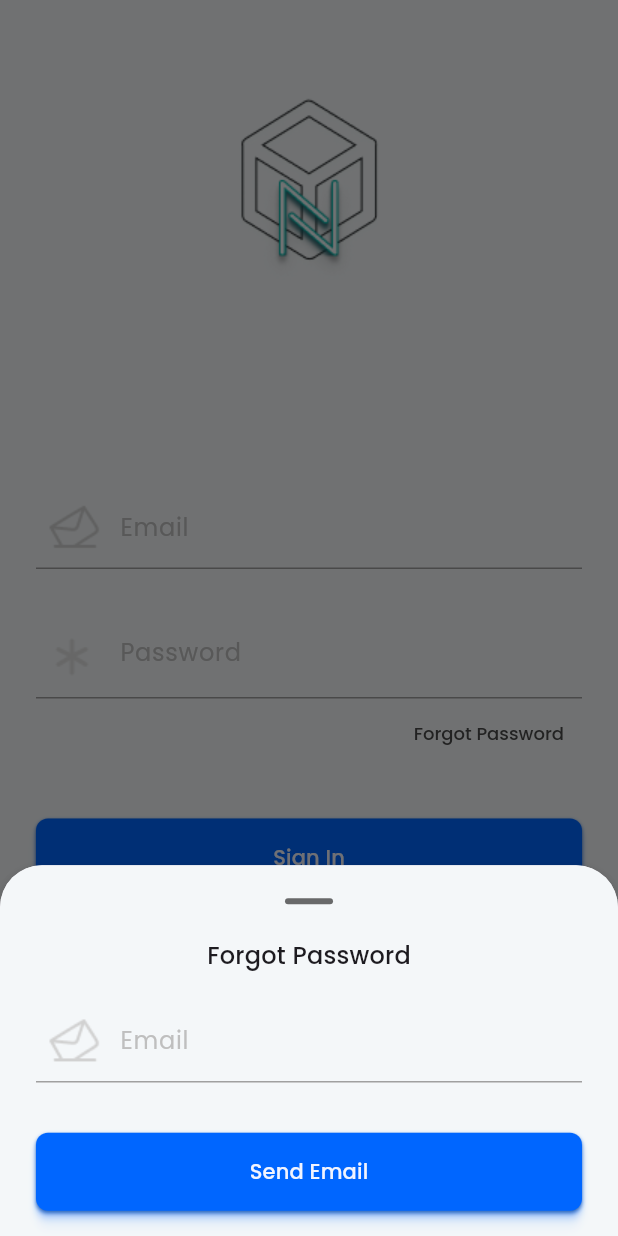
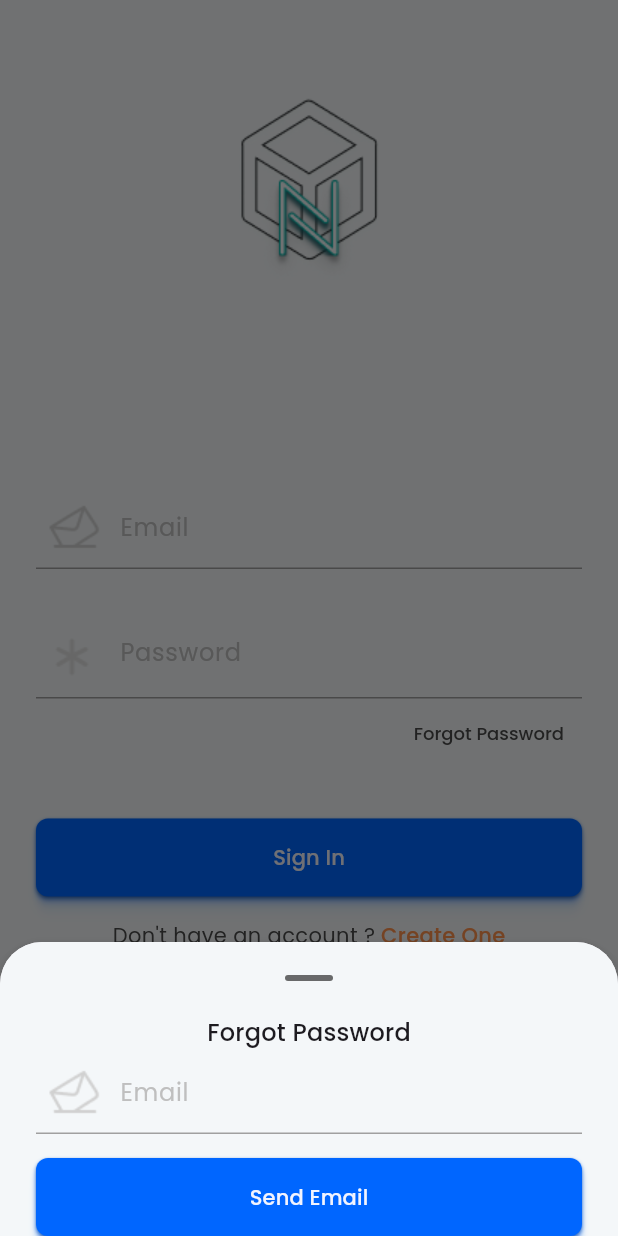
Before and after one commit to m-emrec/nfc_box, a Flutter app: the screen it shows after launch, after a tap on "Forgot Password", on a phone screen of 412 x 824 dp. Run offline on Flutter 3.47's test engine with Material 3 defaults, Android fonts, the phone set to English and light mode, and no system bars; drawn by our look-alikes of toastification; our stand-ins replace cloud_firestore, email_validator, firebase_auth, firebase_core, flutter_markdown, flutter_riverpod and 6 more; missing offline and left inert: ticker_text; accounts and stored records are empty; project files that could hold a hidden picture were left out.

Commit message:
Fix: CustomBottomSheet responsivenes problem fixed

```diff
--- a/lib/core/utils/widgets/custom_bottom_sheet.dart
+++ b/lib/core/utils/widgets/custom_bottom_sheet.dart
@@ -1,6 +1,5 @@
 import 'package:flutter/material.dart';
 import 'package:go_router/go_router.dart';
-import 'package:nfc_box/logger.dart';
 
 import '../../constants/colors.dart';
 import '../../extensions/context_extension.dart';
@@ -40,19 +39,24 @@ class _CustomBottomSheetState extends State<CustomBottomSheet>
   @override
   Widget build(BuildContext context) {
     return BottomSheet(
-      dragHandleColor: _properties.handleColor,
-      backgroundColor: widget.backgroundColor ?? _properties.backgroundColor,
+      dragHandleColor: _utils.handleColor,
+      backgroundColor: widget.backgroundColor ?? _utils.backgroundColor,
       onClosing: () {
         context.pop();
       },
-      shadowColor: _properties.shadowColor,
+      shadowColor: _utils.shadowColor,
       elevation: 5,
       showDragHandle: true,
       enableDrag: true,
-      animationController: _properties._animationController,
-      constraints: _properties.constraints(context),
+      animationController: _utils._animationController,
+      // constraints: _utils.constraints(context),
       builder: (context) {
-        return Column(
+        return LayoutBuilder(
+          builder: (context, constraints) => SizedBox(
+            height:
+                _utils._isKeyboardVisible ? _utils._keyboardSize * 1.5 : null,
+            child: Column(
+              mainAxisSize: MainAxisSize.min,
               children: [
                 widget.title == null
                     ? const SizedBox()
@@ -64,41 +68,54 @@ class _CustomBottomSheetState extends State<CustomBottomSheet>
                   child: widget.content ?? const SizedBox(),
                 ),
               ],
+            ),
+          ),
         );
       },
     );
   }
 
-  late _CustomBottomSheetProperties _properties;
+  late _CustomBottomSheetUtils _utils;
   @override
   void initState() {
-    _properties = _CustomBottomSheetProperties(
+    _utils = _CustomBottomSheetUtils(
         context: context, heightFactor: widget.heightFactor);
-    _properties._animationController = AnimationController(
+    _utils.initState(
         vsync: this,
-      duration: Durations.medium2,
-    );
-    _properties._animationController.forward(from: 0.1);
-    _properties._animationController.addListener(() => setState(() {}));
+        setState: () => setState(
+              () {},
+            ));
     super.initState();
   }
 
   @override
   void dispose() {
-    _properties.dispose();
+    _utils.dispose();
     super.dispose();
   }
 }
 
-final class _CustomBottomSheetProperties {
+final class _CustomBottomSheetUtils {
   final BuildContext context;
   final double heightFactor;
   late AnimationController _animationController;
 
-  _CustomBottomSheetProperties({
+  _CustomBottomSheetUtils({
     required this.context,
     required this.heightFactor,
   });
+
+  void initState({
+    required TickerProvider vsync,
+    required Function setState,
+  }) {
+    _animationController = AnimationController(
+      vsync: vsync,
+      duration: Durations.medium2,
+    );
+    _animationController.forward(from: 0.1);
+    _animationController.addListener(() => setState());
+  }
 
   void dispose() {
     _animationController.removeListener(() {});
@@ -111,7 +128,7 @@ final class _CustomBottomSheetProperties {
 
   ///I get keyboard size , this way I can change the maxHeight of the BottomSheet
   double get _keyboardSize => context.mediaQuery.viewInsets.bottom;
-
+  bool get _isKeyboardVisible => _keyboardSize > 0;
   double get _maxHeight =>
       context.screenSize.height * heightFactor * _animationController.value +
       _keyboardSize;
--- a/lib/features/auth/view/widgets/forgot_password_sheet.dart
+++ b/lib/features/auth/view/widgets/forgot_password_sheet.dart
@@ -1,5 +1,6 @@
 import 'package:flutter/material.dart';
 import 'package:flutter_riverpod/flutter_riverpod.dart';
+import 'package:gap/gap.dart';
 import 'package:go_router/go_router.dart';
 
 import '../../../../core/constants/app_paddings.dart';
@@ -22,12 +23,14 @@ class ForgotPasswordSheet extends StatelessWidget {
       content: Padding(
         padding: AppPaddings.authHPadding,
         child: Column(
-          mainAxisAlignment: MainAxisAlignment.spaceAround,
+          mainAxisSize: MainAxisSize.min,
+          // mainAxisAlignment: MainAxisAlignment.spaceAround,
           children: [
             EmailField(
               controller: _controller,
               textInputAction: TextInputAction.done,
             ),
+            MaxGap(AppPaddings.sPadding),
             Consumer(
               builder: (context, ref, child) => ResponsiveElevatedButton(
                 onPressed: () => onTap(context, ref),
--- a/lib/features/create item/view/widgets/fields/choose field type/choose_field_type_sheet.dart
+++ b/lib/features/create item/view/widgets/fields/choose field type/choose_field_type_sheet.dart
@@ -22,6 +22,7 @@ class ChooseFieldTypeSheet extends ConsumerWidget {
     return CustomBottomSheet(
       heightFactor: 0.25,
       content: ListView(
+        shrinkWrap: true,
         children: List.generate(
           _ChooseFieldTypeSheetUtils._fieldNames.length,
           (index) => ListTile(
```
Also changed, not shown: lib/features/auth/view/sign_up.dart (+12 -9 lines), lib/features/create item/view/widgets/image_container.dart (+39 -1 lines). Lines whose indentation alone changed are shown as unchanged.
